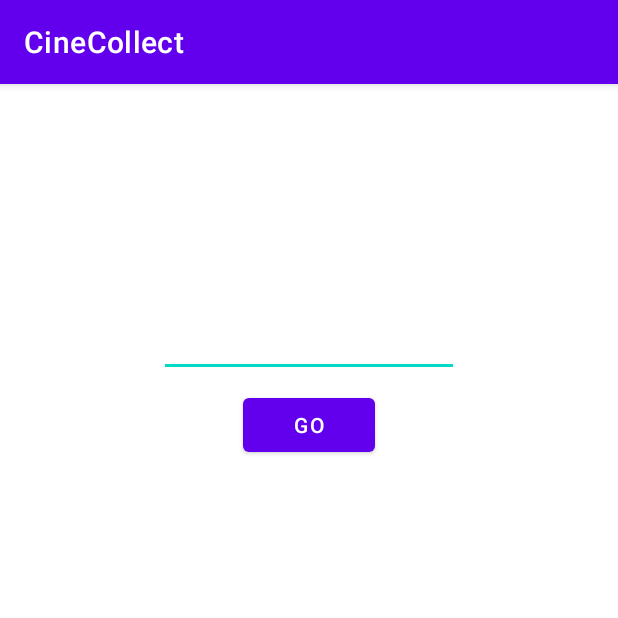
After one commit to JuniaIsenAndroid2023-ELI/CineCollect, an Android app: the UserSearchActivity screen opened directly, with no data from a screen before it, on a phone screen of 412 x 824 dp, the top half of it. The commit adds this screen. Run offline under Robolectric (Android 15) with nearby library versions, the phone set to English and light mode, and no system bars.

Commit message:
added seeing others

```diff
--- a/app/src/main/AndroidManifest.xml
+++ b/app/src/main/AndroidManifest.xml
@@ -31,6 +31,9 @@
         <activity
             android:name=".UserFilmListActivity"
             android:exported="true" />
+        <activity
+            android:name=".UserSearchActivity"
+            android:exported="true" />
     </application>
 
 </manifest>
--- /dev/null
+++ b/app/src/main/java/com/example/cinecollect/UserSearchActivity.java
@@ -0,0 +1,67 @@
+package com.example.cinecollect;
+
+import android.content.Intent;
+import android.os.Bundle;
+import android.text.TextUtils;
+import android.widget.Button;
+import android.widget.TextView;
+import android.widget.Toast;
+
+import androidx.annotation.Nullable;
+import androidx.appcompat.app.AppCompatActivity;
+
+import com.example.cinecollect.executor.GetUserExecutor;
+import com.example.cinecollect.listeners.GetUserListener;
+import com.example.cinecollect.pojo.CineCollectUser;
+import com.example.cinecollect.util.Constants;
+
+import java.util.ArrayList;
+import java.util.Collection;
+import java.util.Map;
+import java.util.Set;
+import java.util.stream.Collectors;
+
+public class UserSearchActivity extends AppCompatActivity implements GetUserListener {
+
+    private TextView username;
+    private Button search;
+
+    @Override
+    protected void onCreate(@Nullable Bundle savedInstanceState) {
+        super.onCreate(savedInstanceState);
+        setContentView(R.layout.user_search);
+
+        username = findViewById(R.id.userSearchUsername);
+        search = findViewById(R.id.userSearchButton);
+    }
+
+    @Override
+    protected void onStart() {
+        super.onStart();
+
+        search.setOnClickListener(view -> {
+            if (TextUtils.isEmpty(username.getText())) {
+                Toast.makeText(this, "Please enter username", Toast.LENGTH_SHORT).show();
+            }
+            else {
+                GetUserExecutor executor = new GetUserExecutor(this);
+                executor.getUser(username.getText().toString());
+            }
+        });
+    }
+
+    @Override
+    public void onGetUser(Set<Map.Entry<String, CineCollectUser>> users) {
+        Map.Entry<String, CineCollectUser> entry = new ArrayList<>(users).get(0);
+        startActivity(getIntent(entry.getValue().username, entry.getKey()));
+    }
+
+    private Intent getIntent(String username, String userId) {
+        final Intent intent = new Intent(this, UserFilmListActivity.class);
+        final Bundle extras = new Bundle();
+        extras.putString(Constants.Login.EXTRA_USERNAME, username);
+        extras.putString(Constants.Login.EXTRA_UID, userId);
+        intent.putExtras(extras);
+        return intent;
+    }
+}
--- a/app/src/main/java/com/example/cinecollect/listeners/GetUserListener.java
+++ b/app/src/main/java/com/example/cinecollect/listeners/GetUserListener.java
@@ -1,2 +1,11 @@
-package com.example.cinecollect.listeners;public interface GetUserListener {
+package com.example.cinecollect.listeners;
+
+import com.example.cinecollect.pojo.CineCollectUser;
+
+import java.util.Collection;
+import java.util.Map;
+import java.util.Set;
+
+public interface GetUserListener {
+    void onGetUser(Set<Map.Entry<String, CineCollectUser>> users);
 }
--- /dev/null
+++ b/app/src/main/res/layout/user_search.xml
@@ -0,0 +1,26 @@
+<?xml version="1.0" encoding="utf-8"?>
+<androidx.constraintlayout.widget.ConstraintLayout xmlns:android="http://schemas.android.com/apk/res/android"
+    xmlns:app="http://schemas.android.com/apk/res-auto"
+    xmlns:tools="http://schemas.android.com/tools"
+    android:layout_width="match_parent"
+    android:layout_height="match_parent">
+
+    <EditText
+        android:id="@+id/userSearchUsername"
+        android:layout_width="200dp"
+        android:layout_height="wrap_content"
+        android:layout_marginTop="150dp"
+        app:layout_constraintEnd_toEndOf="parent"
+        app:layout_constraintStart_toStartOf="parent"
+        app:layout_constraintTop_toTopOf="parent" />
+
+    <Button
+        android:id="@+id/userSearchButton"
+        android:layout_width="wrap_content"
+        android:layout_height="wrap_content"
+        android:layout_marginTop="8dp"
+        android:text="GO"
+        app:layout_constraintEnd_toEndOf="parent"
+        app:layout_constraintStart_toStartOf="parent"
+        app:layout_constraintTop_toBottomOf="@+id/userSearchUsername" />
+</androidx.constraintlayout.widget.ConstraintLayout>
--- a/app/src/main/res/menu/menu.xml
+++ b/app/src/main/res/menu/menu.xml
@@ -8,6 +8,9 @@
         android:id="@+id/menuFilms"
         android:title="Films" />
     <item
+        android:id="@+id/menuUserSearch"
+        android:title="Search User" />
+    <item
         android:id="@+id/menuLogout"
         android:title="Logout" />
 </menu>
```
Also changed, not shown: app/src/main/java/com/example/cinecollect/UserFilmListActivity.java (+7 -1 lines), app/src/main/java/com/example/cinecollect/executor/GetUserExecutor.java (+41 -1 lines), app/src/main/java/com/example/cinecollect/helpers/UserHelper.java (+19 -0 lines), app/src/main/java/com/example/cinecollect/services/FirebaseDatabaseService.java (+7 -0 lines).
